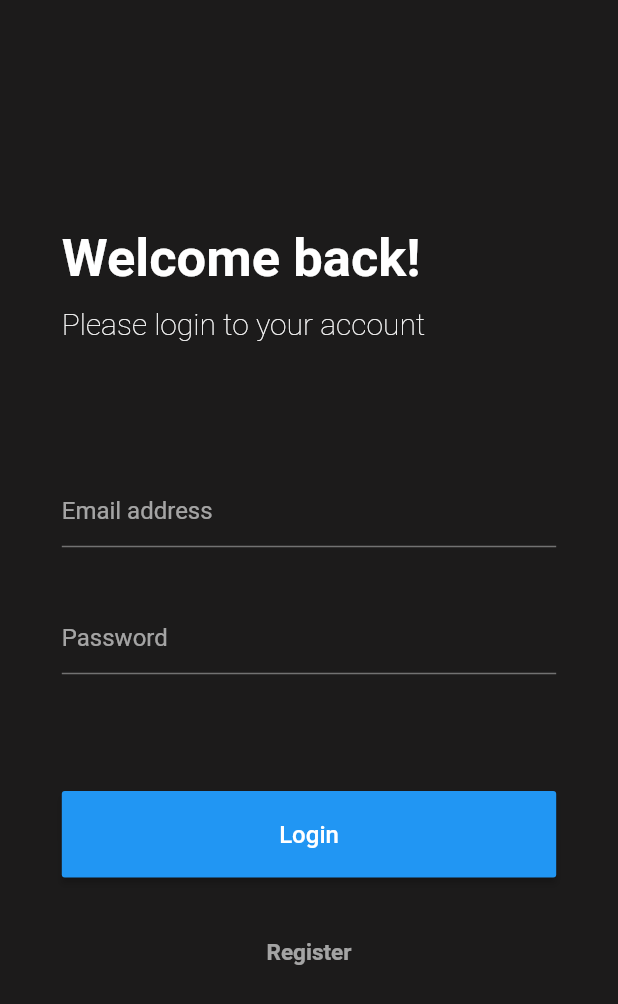
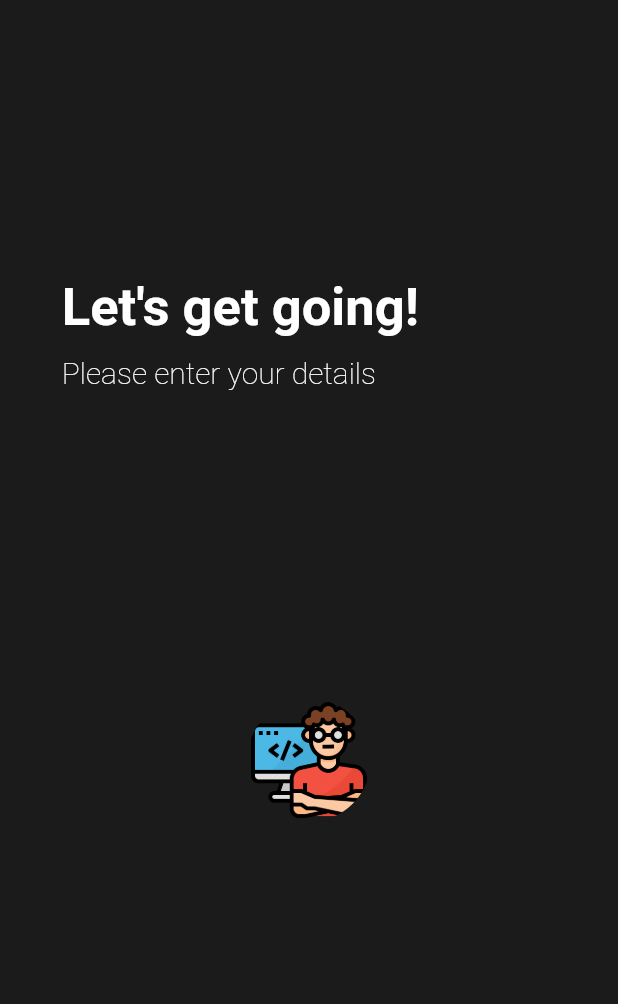
Before and after one commit to JanDongGun/Chatify-Chat-App, a Flutter app: the screen it shows after launch, on a phone screen of 412 x 824 dp. Shown: the top 1004 px of the screen. Run offline on Flutter 3.47's test engine with Material 2 defaults, Android fonts, the phone set to English and light mode, and no system bars; our stand-ins replace firebase_analytics, firebase_auth, firebase_core; accounts and stored records are empty.

Commit message:
add heading and avatar regis page

```diff
--- a/lib/main.dart
+++ b/lib/main.dart
@@ -2,6 +2,7 @@ import 'package:firebase_core/firebase_core.dart';
 import 'package:flutter/material.dart';
 import 'package:firebase_analytics/firebase_analytics.dart';
 import 'pages/login_page.dart';
+import 'pages/regis_page.dart';
 
 void main() async {
   WidgetsFlutterBinding.ensureInitialized();
@@ -19,7 +20,7 @@ class MyApp extends StatelessWidget {
         accentColor: Color.fromRGBO(42, 117, 188, 1),
         backgroundColor: Color.fromRGBO(28, 27, 27, 1),
       ),
-      home: LoginPage(),
+      home: RegisPage(),
     );
   }
 }
--- /dev/null
+++ b/lib/pages/regis_page.dart
@@ -0,0 +1,111 @@
+import 'package:flutter/material.dart';
+
+class RegisPage extends StatefulWidget {
+  @override
+  _RegisPageState createState() => _RegisPageState();
+}
+
+class _RegisPageState extends State<RegisPage> {
+  double _deviceHeight;
+  double _deviceWidth;
+
+  GlobalKey<FormState> _globalKey;
+
+  _RegisPageState() {
+    _globalKey = GlobalKey<FormState>();
+  }
+
+  @override
+  Widget build(BuildContext context) {
+    _deviceHeight = MediaQuery.of(context).size.height;
+    _deviceWidth = MediaQuery.of(context).size.width;
+
+    return Scaffold(
+      backgroundColor: Theme.of(context).backgroundColor,
+      body: Container(
+        alignment: Alignment.center,
+        child: signupPageUI(),
+      ),
+    );
+  }
+
+  Widget signupPageUI() {
+    return Container(
+      height: _deviceHeight * 0.8,
+      padding: EdgeInsets.symmetric(horizontal: _deviceWidth * 0.1),
+      child: Column(
+        mainAxisAlignment: MainAxisAlignment.spaceEvenly,
+        mainAxisSize: MainAxisSize.max,
+        crossAxisAlignment: CrossAxisAlignment.start,
+        children: [
+          _headingWidget(),
+          _inputForm(),
+        ],
+      ),
+    );
+  }
+
+  Widget _headingWidget() {
+    return Container(
+      height: _deviceHeight * 0.12,
+      child: Column(
+        mainAxisAlignment: MainAxisAlignment.spaceEvenly,
+        mainAxisSize: MainAxisSize.max,
+        crossAxisAlignment: CrossAxisAlignment.start,
+        children: [
+          Text(
+            "Let's get going!",
+            style: TextStyle(
+              fontSize: 35,
+              fontWeight: FontWeight.w700,
+            ),
+          ),
+          Text(
+            'Please enter your details',
+            style: TextStyle(
+              fontSize: 20,
+              fontWeight: FontWeight.w200,
+            ),
+          ),
+        ],
+      ),
+    );
+  }
+
+  Widget _inputForm() {
+    return Container(
+      height: _deviceHeight * 0.35,
+      child: Form(
+        key: _globalKey,
+        onChanged: () {
+          _globalKey.currentState.save();
+        },
+        child: Column(
+          mainAxisAlignment: MainAxisAlignment.spaceEvenly,
+          mainAxisSize: MainAxisSize.max,
+          crossAxisAlignment: CrossAxisAlignment.start,
+          children: [
+            _imageSelectorWidget(),
+          ],
+        ),
+      ),
+    );
+  }
+
+  Widget _imageSelectorWidget() {
+    return Align(
+      child: Container(
+        height: _deviceHeight * 0.1,
+        width: _deviceHeight * 0.1,
+        decoration: BoxDecoration(
+          color: Colors.transparent,
+          borderRadius: BorderRadius.circular(500),
+          image: DecorationImage(
+            fit: BoxFit.cover,
+            image: AssetImage('images/iconAvatar.png'),
+          ),
+        ),
+      ),
+    );
+  }
+}
--- a/pubspec.yaml
+++ b/pubspec.yaml
@@ -52,8 +52,8 @@ flutter:
   uses-material-design: true
 
   # To add assets to your application, add an assets section, like this:
-  # assets:
-  #   - images/a_dot_burr.jpeg
+  assets:
+    - images/
   #   - images/a_dot_ham.jpeg
 
   # An image asset can refer to one or more resolution-specific "variants", see
```
Also changed, not shown: images/iconAvatar.png (added).
